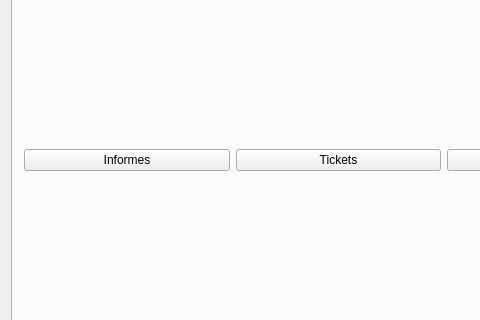
This is tienda.ui in Ladis72/tienda as Qt 5 draws it before an edit; both pictures show x 0 to 480 and y 208 to 528 of the 1100 by 754 pixel window. The edited form follows.
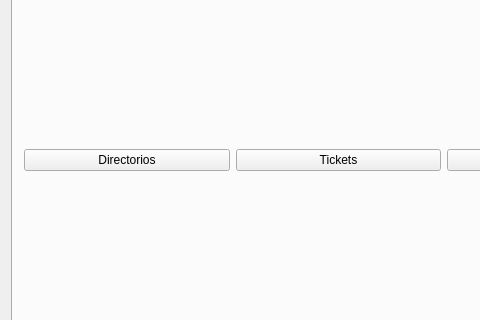
This is the edited form. The open tabs and pages were chosen to show the change. Icons and pictures are not drawn.

Patch:
```diff
--- a/tienda.ui
+++ b/tienda.ui
@@ -362,7 +362,7 @@
         <item row="0" column="0">
          <widget class="QPushButton" name="pushButtonInformes">
           <property name="text">
-           <string>Informes</string>
+           <string>Directorios</string>
           </property>
          </widget>
         </item>
```
Left out of the diff: 2 changed lines with no effect on the pictures.
